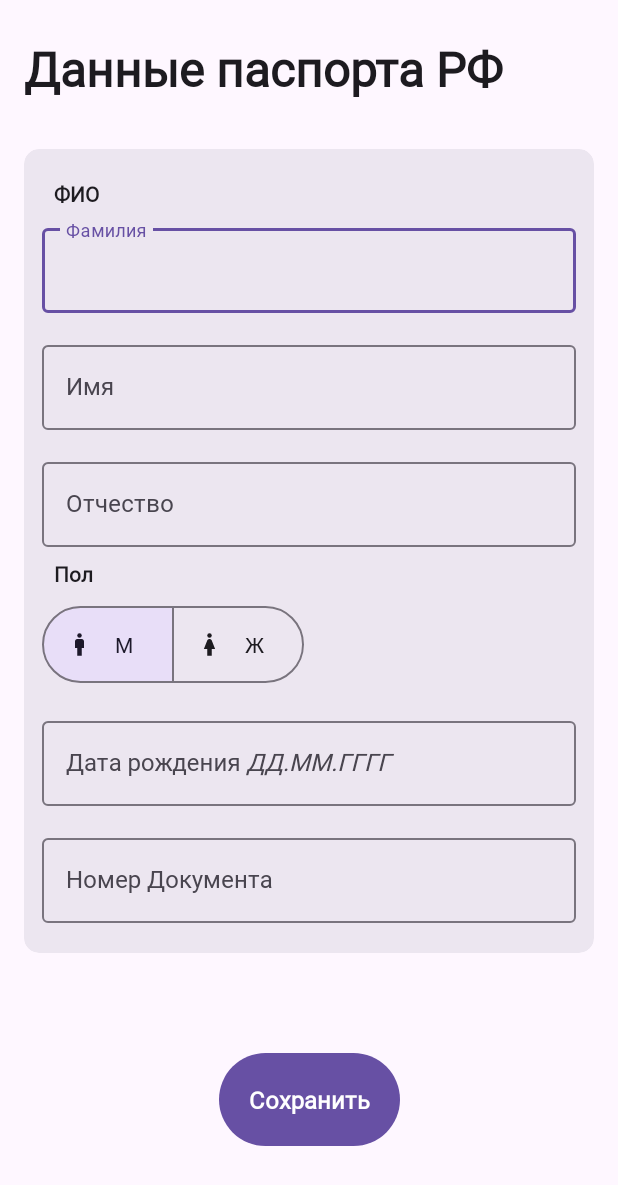
After one commit to H3llW1z/AirBooking, an Android app: the layout fragment_personal_document.xml on its own in the app's theme, with its tools: preview values and no code run, on a phone screen of 412 x 824 dp. The commit adds this screen. Shown: the top 1185 px of the screen. Run offline under Robolectric (Android 15) with nearby library versions, the phone set to English and light mode, and no system bars.

Commit message:
Added fragment for changing personal information

```diff
--- a/app/src/main/res/layout/fragment_initial.xml
+++ b/app/src/main/res/layout/fragment_initial.xml
@@ -41,4 +41,14 @@
         app:layout_constraintEnd_toEndOf="parent"
         app:layout_constraintStart_toStartOf="parent"
         app:layout_constraintTop_toBottomOf="@+id/btnPlanesInfo" />
+
+    <Button
+        android:id="@+id/btnDocument"
+        android:layout_width="match_parent"
+        android:layout_height="wrap_content"
+        android:layout_marginTop="32dp"
+        android:text="Документ"
+        app:layout_constraintEnd_toEndOf="parent"
+        app:layout_constraintStart_toStartOf="parent"
+        app:layout_constraintTop_toBottomOf="@+id/btnEdit" />
 </androidx.constraintlayout.widget.ConstraintLayout>
--- /dev/null
+++ b/app/src/main/res/layout/fragment_personal_document.xml
@@ -0,0 +1,205 @@
+<?xml version="1.0" encoding="utf-8"?>
+<androidx.constraintlayout.widget.ConstraintLayout xmlns:android="http://schemas.android.com/apk/res/android"
+    xmlns:app="http://schemas.android.com/apk/res-auto"
+    android:layout_width="match_parent"
+    android:layout_height="match_parent"
+    android:paddingStart="16dp"
+    android:paddingTop="24dp"
+    android:paddingEnd="16dp"
+    android:paddingBottom="24dp">
+
+    <com.google.android.material.textview.MaterialTextView
+        android:id="@+id/title"
+        android:layout_width="wrap_content"
+        android:layout_height="wrap_content"
+        android:text="@string/document_title"
+        android:textAppearance="@style/title"
+        android:textColor="?attr/colorOnSurface"
+        app:layout_constraintBottom_toTopOf="@id/scroll_view"
+        app:layout_constraintStart_toStartOf="parent"
+        app:layout_constraintTop_toTopOf="parent"
+        app:layout_constraintVertical_chainStyle="spread_inside" />
+
+    <ScrollView
+        android:id="@+id/scroll_view"
+        android:layout_width="match_parent"
+        android:layout_height="0dp"
+        android:layout_marginTop="16dp"
+        app:layout_constraintBottom_toTopOf="@id/button"
+        app:layout_constraintTop_toBottomOf="@id/title">
+
+        <androidx.cardview.widget.CardView
+            android:layout_width="match_parent"
+            android:layout_height="wrap_content"
+            android:layout_marginTop="16dp"
+            app:cardBackgroundColor="?attr/colorSurfaceContainerHigh"
+            app:cardCornerRadius="10dp"
+            app:cardElevation="0dp"
+            app:contentPadding="12dp"
+            app:contentPaddingBottom="20dp">
+
+            <androidx.constraintlayout.widget.ConstraintLayout
+                android:layout_width="match_parent"
+                android:layout_height="wrap_content">
+
+                <com.google.android.material.textview.MaterialTextView
+                    android:id="@+id/full_name_title"
+                    android:layout_width="wrap_content"
+                    android:layout_height="wrap_content"
+                    android:layout_margin="8dp"
+                    android:text="@string/full_name"
+                    android:textAppearance="@style/main_text"
+                    android:textColor="?attr/colorOnSurface"
+                    app:layout_constraintStart_toStartOf="parent"
+                    app:layout_constraintTop_toTopOf="parent"
+                    app:layout_constraintBottom_toTopOf="@id/input_layout_surname"/>
+
+                <com.google.android.material.textfield.TextInputLayout
+                    android:id="@+id/input_layout_surname"
+                    android:layout_width="match_parent"
+                    android:layout_height="wrap_content"
+                    app:layout_constraintBottom_toTopOf="@id/input_layout_name"
+                    app:layout_constraintEnd_toEndOf="parent"
+                    app:layout_constraintStart_toStartOf="parent"
+                    app:layout_constraintTop_toBottomOf="@id/full_name_title">
+
+                    <com.google.android.material.textfield.TextInputEditText
+                        android:layout_width="match_parent"
+                        android:layout_height="wrap_content"
+                        android:hint="@string/surname"
+                        android:inputType="text|textPersonName|textAutoComplete|textAutoCorrect"
+                        android:textAppearance="@style/text_input" />
+                </com.google.android.material.textfield.TextInputLayout>
+
+                <com.google.android.material.textfield.TextInputLayout
+                    android:id="@+id/input_layout_name"
+                    android:layout_width="match_parent"
+                    android:layout_height="wrap_content"
+                    android:layout_marginTop="16dp"
+                    app:layout_constraintBottom_toTopOf="@id/input_layout_patronymic"
+                    app:layout_constraintEnd_toEndOf="parent"
+                    app:layout_constraintStart_toStartOf="parent"
+                    app:layout_constraintTop_toBottomOf="@id/input_layout_surname">
+
+                    <com.google.android.material.textfield.TextInputEditText
+                        android:layout_width="match_parent"
+                        android:layout_height="wrap_content"
+                        android:hint="@string/name"
+                        android:inputType="text|textPersonName|textAutoComplete|textAutoCorrect"
+                        android:textAppearance="@style/text_input" />
+                </com.google.android.material.textfield.TextInputLayout>
+
+                <com.google.android.material.textfield.TextInputLayout
+                    android:id="@+id/input_layout_patronymic"
+                    android:layout_width="match_parent"
+                    android:layout_height="wrap_content"
+                    android:layout_marginTop="16dp"
+                    app:layout_constraintBottom_toTopOf="@id/sex_title"
+                    app:layout_constraintEnd_toEndOf="parent"
+                    app:layout_constraintStart_toStartOf="parent"
+                    app:layout_constraintTop_toBottomOf="@id/input_layout_name">
+
+                    <com.google.android.material.textfield.TextInputEditText
+                        android:layout_width="match_parent"
+                        android:layout_height="wrap_content"
+                        android:hint="@string/patronymic"
+                        android:inputType="text|textPersonName|textAutoComplete|textAutoCorrect"
+                        android:textAppearance="@style/text_input" />
+                </com.google.android.material.textfield.TextInputLayout>
+
+                <com.google.android.material.textview.MaterialTextView
+                    android:id="@+id/sex_title"
+                    android:layout_width="wrap_content"
+                    android:layout_height="wrap_content"
+                    android:layout_margin="8dp"
+                    android:text="@string/sex_type"
+                    android:textAppearance="@style/main_text"
+                    android:textColor="?attr/colorOnSurface"
+                    app:layout_constraintBottom_toTopOf="@id/button_group_sex"
+                    app:layout_constraintStart_toStartOf="@id/button_group_sex"
+                    app:layout_constraintTop_toBottomOf="@id/input_layout_patronymic" />
+
+                <com.google.android.material.button.MaterialButtonToggleGroup
+                    android:id="@+id/button_group_sex"
+                    android:layout_width="wrap_content"
+                    android:layout_height="wrap_content"
+                    app:checkedButton="@id/male"
+                    app:layout_constraintBottom_toTopOf="@id/input_layout_date_of_birth"
+                    app:layout_constraintStart_toStartOf="parent"
+                    app:layout_constraintTop_toBottomOf="@id/sex_title"
+                    app:selectionRequired="true"
+                    app:singleSelection="true">
+
+                    <com.google.android.material.button.MaterialButton
+                        android:id="@+id/male"
+                        style="@style/Widget.Material3.Button.OutlinedButton"
+                        android:layout_width="wrap_content"
+                        android:layout_height="wrap_content"
+                        android:padding="16dp"
+                        android:text="@string/male"
+                        android:textAppearance="@style/button_group"
+                        app:icon="@drawable/man" />
+
+                    <com.google.android.material.button.MaterialButton
+                        android:id="@+id/female"
+                        style="@style/Widget.Material3.Button.OutlinedButton"
+                        android:layout_width="wrap_content"
+                        android:layout_height="wrap_content"
+                        android:padding="16dp"
+                        android:text="@string/female"
+                        android:textAppearance="@style/button_group"
+                        app:icon="@drawable/woman" />
+                </com.google.android.material.button.MaterialButtonToggleGroup>
+
+                <com.google.android.material.textfield.TextInputLayout
+                    android:id="@+id/input_layout_date_of_birth"
+                    android:layout_width="match_parent"
+                    android:layout_height="wrap_content"
+                    android:layout_marginTop="16dp"
+                    app:layout_constraintBottom_toTopOf="@id/input_layout_document_number"
+                    app:layout_constraintEnd_toEndOf="parent"
+                    app:layout_constraintStart_toStartOf="parent"
+                    app:layout_constraintTop_toBottomOf="@id/button_group_sex">
+
+                    <com.google.android.material.textfield.TextInputEditText
+                        android:layout_width="match_parent"
+                        android:layout_height="wrap_content"
+                        android:hint="@string/date_of_birth"
+                        android:inputType="datetime|date"
+                        android:textAppearance="@style/text_input" />
+                </com.google.android.material.textfield.TextInputLayout>
+
+                <com.google.android.material.textfield.TextInputLayout
+                    android:id="@+id/input_layout_document_number"
+                    android:layout_width="match_parent"
+                    android:layout_height="wrap_content"
+                    android:layout_marginTop="16dp"
+                    app:layout_constraintEnd_toEndOf="parent"
+                    app:layout_constraintStart_toStartOf="parent"
+                    app:layout_constraintTop_toBottomOf="@id/input_layout_date_of_birth">
+
+                    <com.google.android.material.textfield.TextInputEditText
+                        android:layout_width="match_parent"
+                        android:layout_height="wrap_content"
+                        android:hint="@string/document_number"
+                        android:inputType="number"
+                        android:textAppearance="@style/text_input" />
+                </com.google.android.material.textfield.TextInputLayout>
+            </androidx.constraintlayout.widget.ConstraintLayout>
+        </androidx.cardview.widget.CardView>
+    </ScrollView>
+
+    <com.google.android.material.button.MaterialButton
+        android:id="@+id/button"
+        android:layout_width="wrap_content"
+        android:layout_height="wrap_content"
+        android:layout_marginTop="32dp"
+        android:layout_marginBottom="32dp"
+        android:padding="20dp"
+        android:text="@string/save"
+        android:textAppearance="@style/button"
+        app:layout_constraintBottom_toBottomOf="parent"
+        app:layout_constraintEnd_toEndOf="parent"
+        app:layout_constraintStart_toStartOf="parent"
+        app:layout_constraintTop_toBottomOf="@id/scroll_view" />
+</androidx.constraintlayout.widget.ConstraintLayout>
```
